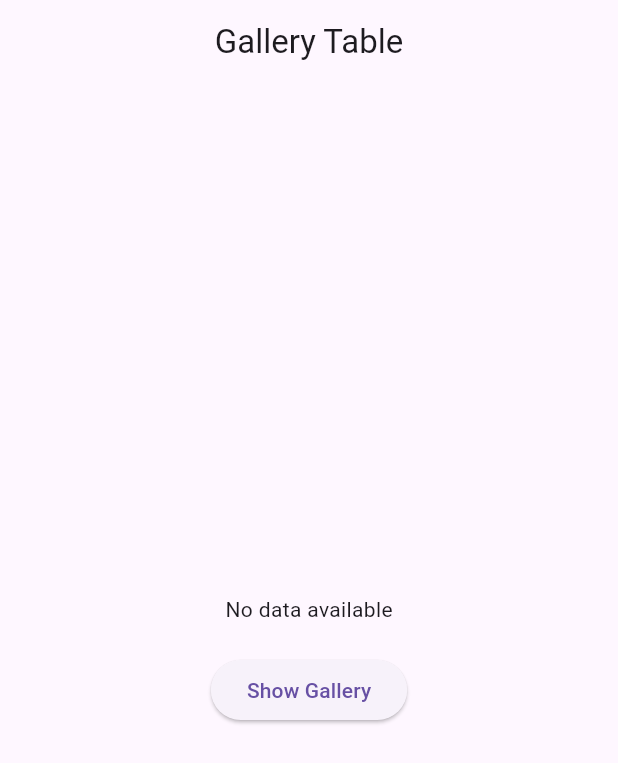
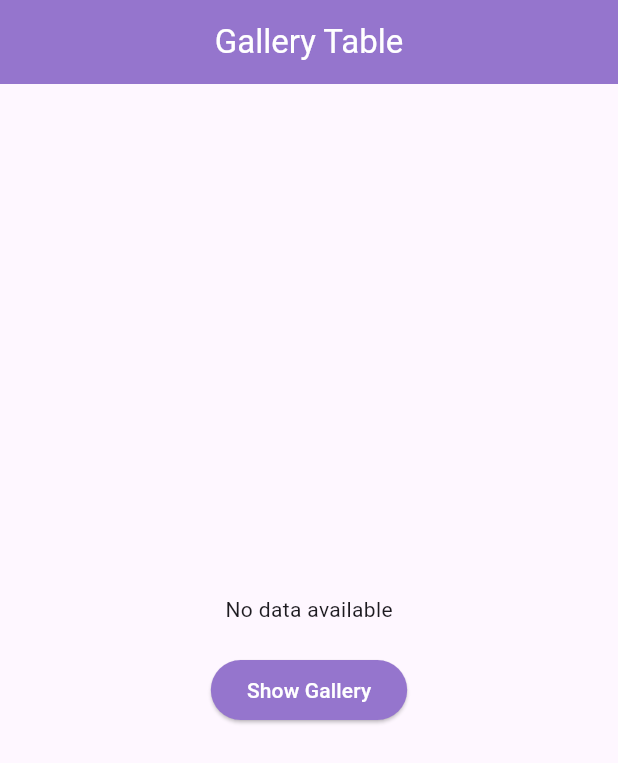
Before and after one commit to Sabusabith/nexteon_task, a Flutter app: the screen it shows after launch, on a phone screen of 412 x 824 dp. Shown: the top 763 px of the screen. Run offline on Flutter 3.47's test engine with Material 3 defaults, Android fonts, the phone set to English and light mode, and no system bars; our stand-ins replace dio, get.

Commit message:
commit after change colors

```diff
--- a/lib/view/home/home.dart
+++ b/lib/view/home/home.dart
@@ -12,18 +12,18 @@ class HomePage extends StatelessWidget {
     Size size = MediaQuery.of(context).size;
 
     return Scaffold(
-      appBar: AppBar(
-        title: Text("Gallery Table"),
+      appBar: AppBar(backgroundColor: Colors.deepPurple.shade300,
+        title: Text("Gallery Table",style: TextStyle(color: Colors.white),),
         centerTitle: true,
       ),
       body: Center(
         child: Obx(() {
           if (galleryController.isLoading.value) {
-            return CircularProgressIndicator(color: Colors.black);
+            return CircularProgressIndicator(color: Colors.deepPurple.shade300);
           } else if (galleryController.errorMessage.isNotEmpty) {
             return Text(galleryController.errorMessage.value);
           } else {
-            // Show DataTable or the button based on data availability
+
             if (galleryController.galleryData.isNotEmpty) {
               return Container(
                 width: size.width,
@@ -34,12 +34,12 @@ class HomePage extends StatelessWidget {
                 mainAxisAlignment: MainAxisAlignment.center,
                 children: [
                   Text("No data available"),
-                  SizedBox(height: 20), // Space before the button
-                  ElevatedButton(
+                  SizedBox(height: 20),
+                  ElevatedButton(style: ButtonStyle(backgroundColor: MaterialStatePropertyAll(Colors.deepPurple.shade300)),
                     onPressed: () {
-                      galleryController.fetchGalleryList(); // Fetch data when pressed
+                      galleryController.fetchGalleryList();
                     },
-                    child: Text("Show Gallery"),
+                    child: Text("Show Gallery",style: TextStyle(color: Colors.white),),
                   ),
                 ],
               );
```
Also changed, not shown: lib/core/controllers/gallery_controller.dart (+2 -9 lines).
